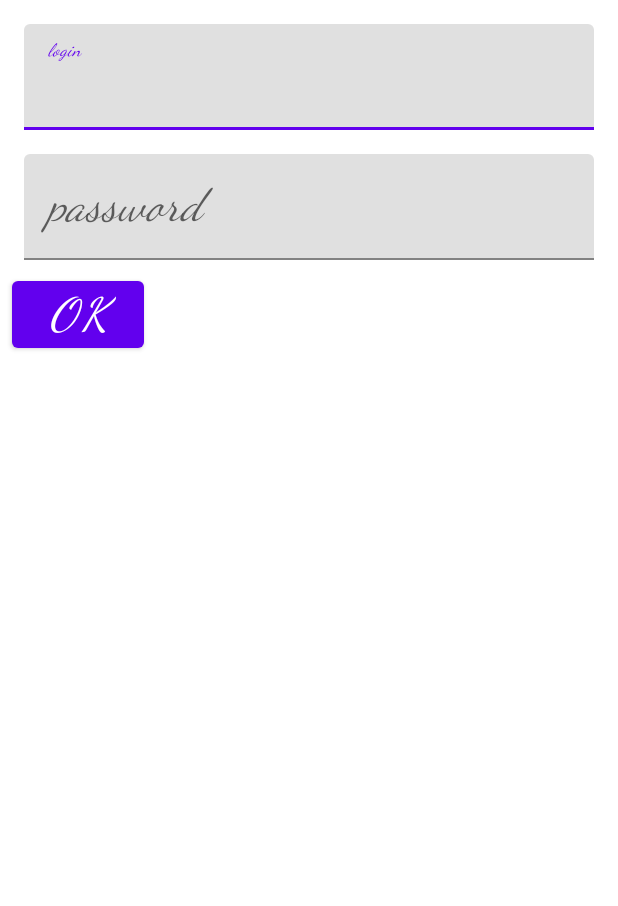
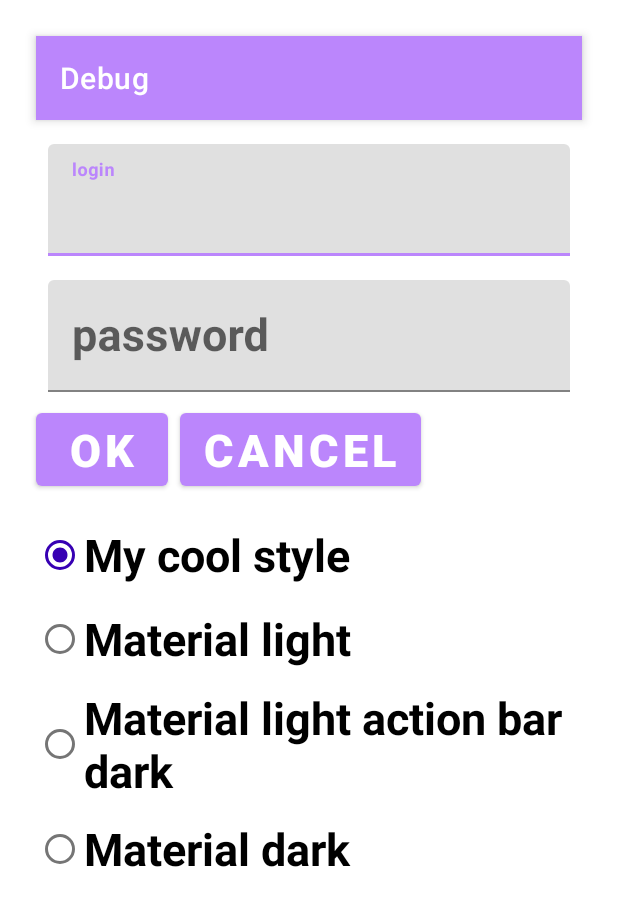
Before and after one commit to shumvlesu/MyFirsApp, an Android app: the screen it shows after launch (Lesson4MainActivity2), on a phone screen of 412 x 824 dp. Shown: the top 906 px of the screen. Run offline under Robolectric (Android 15) with nearby library versions, the phone set to English and light mode, and no system bars.

Commit message:
4 урок 3:04:49

```diff
--- a/app/src/main/AndroidManifest.xml
+++ b/app/src/main/AndroidManifest.xml
@@ -2,13 +2,14 @@
 <manifest xmlns:android="http://schemas.android.com/apk/res/android"
     package="com.shumikhin.myfirsapp">
 
+    <!--android:theme="@style/Theme.MaterialComponents.Light"-->
     <application
         android:allowBackup="true"
         android:icon="@mipmap/ic_launcher"
         android:label="@string/app_name"
         android:roundIcon="@mipmap/ic_launcher_round"
         android:supportsRtl="true"
-        android:theme="@style/Theme.MyFirsApp">
+        android:theme="@style/AppTheme">
         <activity
             android:name=".Lesson4MainActivity2">
 <!--            android:configChanges="orientation|screenSize"-->
--- a/app/src/main/java/com/shumikhin/myfirsapp/Lesson4MainActivity2.java
+++ b/app/src/main/java/com/shumikhin/myfirsapp/Lesson4MainActivity2.java
@@ -1,24 +1,93 @@
 package com.shumikhin.myfirsapp;
 
-import android.graphics.Typeface;
-import android.graphics.drawable.Drawable;
+import android.content.SharedPreferences;
 import android.os.Bundle;
-import android.widget.ImageView;
-import android.widget.TextView;
+import android.view.View;
+import android.widget.RadioGroup;
 
 import androidx.appcompat.app.AppCompatActivity;
 
-import java.io.IOException;
-import java.io.InputStream;
+import com.google.android.material.radiobutton.MaterialRadioButton;
 
 public class Lesson4MainActivity2 extends AppCompatActivity {
+
+    // Имя настроек
+    private static final String NameSharedPreference = "LOGIN";
+    // Имя параметра в настройках
+    private static final String appTheme = "APP_THEME";
+    private static final int MyCoolCodeStyle = 0;
+    private static final int AppThemeLightCodeStyle = 1;
+    private static final int AppThemeCodeStyle = 2;
+    private static final int AppThemeDarkCodeStyle = 3;
+
 
     @Override
     protected void onCreate(Bundle savedInstanceState) {
         super.onCreate(savedInstanceState);
-        setContentView(R.layout.lesson4_activity_main4);
+        setTheme(getAppTheme(R.style.MyCoolStyle));
+        setContentView(R.layout.lesson4_activity_main5);
 
+        initThemeChooser();
+    }
 
+    private int getAppTheme(int codeStyle) {
+        return codeStyleToStyleId(getCodeStyle(codeStyle));
+    }
 
+    // Все инициализации кнопок очень похожи, поэтому создадим метод для переиспользования
+    private void initRadioButton(View button, final int codeStyle) {
+        button.setOnClickListener(new View.OnClickListener() {
+            @Override
+            public void onClick(View v) {
+                // сохраним настройки
+                setAppTheme(codeStyle);
+                // пересоздадим активити, чтобы тема применилась
+                recreate();
+            }
+        });
     }
+
+    // Сохранение настроек
+    private void setAppTheme(int codeStyle) {
+        SharedPreferences sharedPref = getSharedPreferences(NameSharedPreference, MODE_PRIVATE);
+        // Настройки сохраняются посредством специального класса editor.
+        SharedPreferences.Editor editor = sharedPref.edit();
+        editor.putInt(appTheme, codeStyle);
+        editor.apply();
+    }
+
+    // Инициализация радиокнопок
+    private void initThemeChooser() {
+        initRadioButton(findViewById(R.id.radioButtonMyCoolStyle),
+                MyCoolCodeStyle);
+        initRadioButton(findViewById(R.id.radioButtonMaterialDark),
+                AppThemeDarkCodeStyle);
+        initRadioButton(findViewById(R.id.radioButtonMaterialLight),
+                AppThemeLightCodeStyle);
+        initRadioButton(findViewById(R.id.radioButtonMaterialLightDarkAction),
+                AppThemeCodeStyle);
+        RadioGroup rg = findViewById(R.id.radioButtons);
+        ((MaterialRadioButton) rg.getChildAt(getCodeStyle(MyCoolCodeStyle))).setChecked(true);
+    }
+
+    private int getCodeStyle(int codeStyle) {
+        // Работаем через специальный класс сохранения и чтения настроек
+        SharedPreferences sharedPref = getSharedPreferences(NameSharedPreference, MODE_PRIVATE);
+        //Прочитать тему, если настройка не найдена - взять по умолчанию
+        return sharedPref.getInt(appTheme, codeStyle);
+    }
+
+    private int codeStyleToStyleId(int codeStyle) {
+        switch (codeStyle) {
+            case AppThemeCodeStyle:
+                return R.style.AppTheme;
+            case AppThemeLightCodeStyle:
+                return R.style.AppThemeLight;
+            case AppThemeDarkCodeStyle:
+                return R.style.AppThemeDark;
+            default:
+                return R.style.MyCoolStyle;
+        }
+    }
+
 }
--- /dev/null
+++ b/app/src/main/res/layout/lesson4_activity_main5.xml
@@ -0,0 +1,91 @@
+<?xml version="1.0" encoding="utf-8"?>
+<androidx.constraintlayout.widget.ConstraintLayout xmlns:android="http://schemas.android.com/apk/res/android"
+    xmlns:app="http://schemas.android.com/apk/res-auto"
+    xmlns:tools="http://schemas.android.com/tools"
+    android:layout_width="match_parent"
+    android:layout_height="match_parent"
+
+    tools:context=".Lesson4MainActivity">
+    <!--android:theme="@style/MyCoolStyle"-->
+    <com.google.android.material.textfield.TextInputLayout
+        android:id="@+id/loginName"
+        android:layout_width="match_parent"
+        android:layout_height="wrap_content"
+        app:layout_constraintEnd_toEndOf="parent"
+        app:layout_constraintStart_toStartOf="parent"
+        app:layout_constraintTop_toTopOf="parent">
+
+        <com.google.android.material.textfield.TextInputEditText
+            android:layout_width="match_parent"
+            android:layout_height="wrap_content"
+            android:hint="@string/loginName"
+            android:inputType="textPersonName" />
+    </com.google.android.material.textfield.TextInputLayout>
+
+    <com.google.android.material.textfield.TextInputLayout
+        android:id="@+id/password"
+        android:layout_width="match_parent"
+        android:layout_height="wrap_content"
+        app:layout_constraintEnd_toEndOf="parent"
+        app:layout_constraintStart_toStartOf="parent"
+        app:layout_constraintTop_toBottomOf="@+id/loginName">
+
+        <com.google.android.material.textfield.TextInputEditText
+            android:layout_width="match_parent"
+            android:layout_height="wrap_content"
+            android:hint="@string/password"
+            android:inputType="textPassword" />
+    </com.google.android.material.textfield.TextInputLayout>
+
+    <com.google.android.material.button.MaterialButton
+        android:id="@+id/buttonOk"
+        android:layout_width="wrap_content"
+        android:layout_height="wrap_content"
+        android:text="@android:string/ok"
+        app:layout_constraintStart_toStartOf="parent"
+        app:layout_constraintTop_toBottomOf="@+id/password" />
+
+    <com.google.android.material.button.MaterialButton
+        android:id="@+id/buttonCancel"
+        android:layout_width="wrap_content"
+        android:layout_height="wrap_content"
+        android:text="@android:string/cancel"
+        app:layout_constraintStart_toEndOf="@+id/buttonOk"
+        app:layout_constraintTop_toBottomOf="@+id/password" />
+
+    <RadioGroup
+        android:id="@+id/radioButtons"
+        android:layout_width="wrap_content"
+        android:layout_height="wrap_content"
+        app:layout_constraintEnd_toEndOf="parent"
+        app:layout_constraintStart_toStartOf="parent"
+        app:layout_constraintTop_toBottomOf="@+id/buttonCancel">
+
+        <com.google.android.material.radiobutton.MaterialRadioButton
+            android:id="@+id/radioButtonMyCoolStyle"
+            android:layout_width="match_parent"
+            android:layout_height="wrap_content"
+            android:checked="true"
+            android:text="@string/my_cool_style" />
+
+        <com.google.android.material.radiobutton.MaterialRadioButton
+            android:id="@+id/radioButtonMaterialLight"
+            android:layout_width="match_parent"
+            android:layout_height="wrap_content"
+            android:text="@string/material_light" />
+
+        <com.google.android.material.radiobutton.MaterialRadioButton
+            android:id="@+id/radioButtonMaterialLightDarkAction"
+            android:layout_width="match_parent"
+            android:layout_height="wrap_content"
+            android:text="@string/material_light_action_bar_dark" />
+
+        <com.google.android.material.radiobutton.MaterialRadioButton
+            android:id="@+id/radioButtonMaterialDark"
+            android:layout_width="match_parent"
+            android:layout_height="wrap_content"
+            android:text="@string/material_dark" />
+    </RadioGroup>
+
+
+</androidx.constraintlayout.widget.ConstraintLayout>
--- a/app/src/main/res/values-night/themes.xml
+++ b/app/src/main/res/values-night/themes.xml
@@ -1,9 +1,9 @@
 <resources xmlns:tools="http://schemas.android.com/tools">
     <!-- Base application theme. -->
-    <style name="Theme.MyFirsApp" parent="Theme.MaterialComponents.DayNight.DarkActionBar">
+    <style name="AppTheme" parent="Theme.MaterialComponents.DayNight.DarkActionBar">
         <!-- Primary brand color. -->
-        <item name="colorPrimary">@color/purple_200</item>
-        <item name="colorPrimaryVariant">@color/purple_700</item>
+        <item name="colorPrimary">@color/colorPrimary</item>
+        <item name="colorPrimaryVariant">@color/colorPrimaryDark</item>
         <item name="colorOnPrimary">@color/black</item>
         <!-- Secondary brand color. -->
         <item name="colorSecondary">@color/teal_200</item>
--- a/app/src/main/res/values/colors.xml
+++ b/app/src/main/res/values/colors.xml
@@ -1,8 +1,8 @@
 <?xml version="1.0" encoding="utf-8"?>
 <resources>
-    <color name="purple_200">#FFBB86FC</color>
-    <color name="purple_500">#FF6200EE</color>
-    <color name="purple_700">#FF3700B3</color>
+    <color name="colorPrimary">#FFBB86FC</color>
+    <color name="colorPrimaryDark">#FF6200EE</color>
+    <color name="colorAccent">#FF3700B3</color>
     <color name="teal_200">#FF03DAC5</color>
     <color name="teal_700">#FF018786</color>
     <color name="black">#FF000000</color>
--- a/app/src/main/res/values/strings.xml
+++ b/app/src/main/res/values/strings.xml
@@ -35,4 +35,9 @@
     <string name="descriptionVersion">Version</string>
     <string name="loginName" translatable="false">login</string>
     <string name="password" translatable="false">password</string>
+    <string name="my_cool_style">My cool style</string>
+    <string name="material_light">Material light</string>
+    <string name="material_light_action_bar_dark">Material light action bar dark</string>
+    <string name="material_dark">Material dark</string>
+
 </resources>
--- a/app/src/main/res/values/styles.xml
+++ b/app/src/main/res/values/styles.xml
@@ -7,8 +7,7 @@
         <item name="android:layout_marginStart">@dimen/margin</item>
         <item name="android:layout_marginEnd">@dimen/margin</item>
         <item name="android:layout_marginTop">@dimen/margin</item>
-        <item name="android:fontFamily">cursive</item>
-        <item name="android:textStyle">italic</item>
+        <item name="android:textStyle">bold</item>
     </style>
 
 </resources>
--- a/app/src/main/res/values/themes.xml
+++ b/app/src/main/res/values/themes.xml
@@ -1,28 +1,44 @@
 <resources xmlns:tools="http://schemas.android.com/tools">
     <!-- Base application theme. -->
-    <style name="Theme.MyFirsApp" parent="Theme.MaterialComponents.DayNight.NoActionBar">
-        <!-- Primary brand color. -->
-        <item name="colorPrimary">@color/purple_500</item>
-        <item name="colorPrimaryVariant">@color/purple_700</item>
-        <item name="colorOnPrimary">@color/white</item>
-        <!-- Secondary brand color. -->
-        <item name="colorSecondary">@color/teal_200</item>
-        <item name="colorSecondaryVariant">@color/teal_700</item>
-        <item name="colorOnSecondary">@color/black</item>
-        <!-- Status bar color. -->
-        <item name="android:statusBarColor" tools:targetApi="l">?attr/colorPrimaryVariant</item>
+<!--    <style name="Theme.MyFirsApp" parent="Theme.MaterialComponents.DayNight.NoActionBar">-->
+<!--        &lt;!&ndash; Primary brand color. &ndash;&gt;-->
+<!--        <item name="colorPrimary">@color/purple_500</item>-->
+<!--        <item name="colorPrimaryVariant">@color/purple_700</item>-->
+<!--        <item name="colorOnPrimary">@color/white</item>-->
+<!--        &lt;!&ndash; Secondary brand color. &ndash;&gt;-->
+<!--        <item name="colorSecondary">@color/teal_200</item>-->
+<!--        <item name="colorSecondaryVariant">@color/teal_700</item>-->
+<!--        <item name="colorOnSecondary">@color/black</item>-->
+<!--        &lt;!&ndash; Status bar color. &ndash;&gt;-->
+<!--        <item name="android:statusBarColor" tools:targetApi="l">?attr/colorPrimaryVariant</item>-->
+<!--        &lt;!&ndash; Customize your theme here. &ndash;&gt;-->
+<!--    </style>-->
+    <style name="AppTheme" parent="Theme.MaterialComponents.Light.DarkActionBar">
         <!-- Customize your theme here. -->
+        <item name="colorPrimary">@color/colorPrimary</item>
+        <item name="colorPrimaryDark">@color/colorPrimaryDark</item>
+        <item name="colorAccent">@color/colorAccent</item>
     </style>
 
-    <!--наша кастомная тема наследуется от Theme.MyFirsApp-->
-    <style name="MyCoolStyle" parent="Theme.MyFirsApp">
-        <item name="android:textSize">@dimen/textSize</item>
-        <item name="android:textColor">@color/design_default_color_primary</item>
-        <item name="android:layout_marginStart">@dimen/margin</item>
-        <item name="android:layout_marginEnd">@dimen/margin</item>
-        <item name="android:layout_marginTop">@dimen/margin</item>
-        <item name="android:fontFamily">cursive</item>
-        <item name="android:textStyle">italic</item>
+
+    <style name="AppThemeLight" parent="AppTheme">
+        <item name="colorPrimary">#e91e63</item>
+        <item name="colorPrimaryDark">#b0003a</item>
+        <item name="colorAccent">#ff6090</item>
     </style>
 
+    <style name="AppThemeDark" parent="Theme.MaterialComponents"></style>
+
+
+    <!--наша кастомная тема наследуется от Theme.MyFirsApp-->
+    <!--    <style name="MyCoolStyle" parent="Theme.MyFirsApp">-->
+    <!--        <item name="android:textSize">@dimen/textSize</item>-->
+    <!--        <item name="android:textColor">@color/design_default_color_primary</item>-->
+    <!--        <item name="android:layout_marginStart">@dimen/margin</item>-->
+    <!--        <item name="android:layout_marginEnd">@dimen/margin</item>-->
+    <!--        <item name="android:layout_marginTop">@dimen/margin</item>-->
+    <!--        <item name="android:fontFamily">cursive</item>-->
+    <!--        <item name="android:textStyle">italic</item>-->
+    <!--    </style>-->
+
 </resources>
```
Also changed, not shown: 2 other files.
